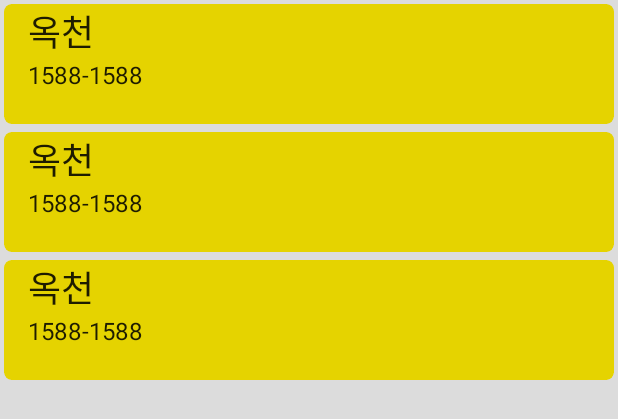
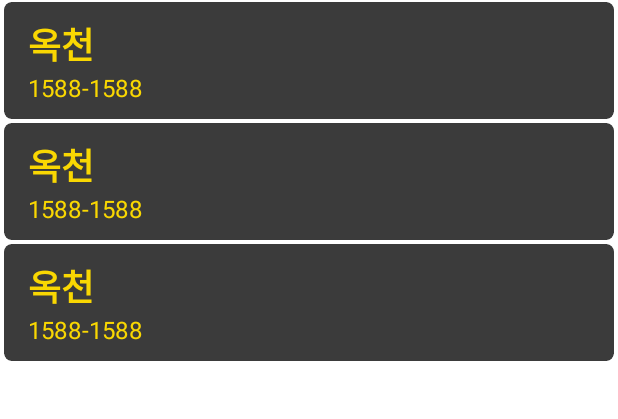
Before and after one commit to ovso/Drive, an Android app: the layout fragment_phone.xml on its own in the app's theme, with its tools: preview values and no code run, on a phone screen of 412 x 824 dp. Shown: the top 419 px of the screen. Run offline under Robolectric (Android 15) with nearby library versions, the phone set to English and light mode, and no system bars.

Commit message:
Apply color

```diff
--- a/app/src/main/AndroidManifest.xml
+++ b/app/src/main/AndroidManifest.xml
@@ -22,7 +22,6 @@
         android:theme="@style/AppTheme.NoActionBar">
       <intent-filter>
         <action android:name="android.intent.action.MAIN"/>
-
         <category android:name="android.intent.category.LAUNCHER"/>
       </intent-filter>
     </activity>
--- a/app/src/main/java/io/github/ovso/drive/f_phone/adapter/PhoneAdapter.java
+++ b/app/src/main/java/io/github/ovso/drive/f_phone/adapter/PhoneAdapter.java
@@ -63,7 +63,6 @@ public class PhoneAdapter extends BaseRecyclerAdapter
 
       holder.titleTextview.setText(item.getPlace_name());
       holder.phoneTextView.setText(item.getPhone());
-      holder.cateNameTextView.setText(item.getCategory_name());
       compositeDisposable.add(RxView.clicks(holder.itemView)
           .throttleFirst(1, TimeUnit.SECONDS, AndroidSchedulers.mainThread())
           .observeOn(AndroidSchedulers.mainThread())
--- a/app/src/main/java/io/github/ovso/drive/f_phone/adapter/PhoneViewHolder.java
+++ b/app/src/main/java/io/github/ovso/drive/f_phone/adapter/PhoneViewHolder.java
@@ -14,7 +14,6 @@ public class PhoneViewHolder extends BaseRecyclerAdapter.BaseViewHolder {
 
   @BindView(R.id.title_textview) TextView titleTextview;
   @BindView(R.id.phone_textview) TextView phoneTextView;
-  @BindView(R.id.category_name_textview) TextView cateNameTextView;
 
   public PhoneViewHolder(View itemView) {
     super(itemView);
--- a/app/src/main/java/io/github/ovso/drive/main/MainPresenter.java
+++ b/app/src/main/java/io/github/ovso/drive/main/MainPresenter.java
@@ -29,8 +29,6 @@ public interface MainPresenter {
 
     void showPhoneFragment();
 
-    void showAcupoints();
-
     void showLicensesDialog(Notices notices);
 
     void showMessage(@StringRes int resId);
@@ -45,6 +43,5 @@ public interface MainPresenter {
 
     void showRecentFragment();
 
-    void showTitle(@StringRes int resId);
   }
 }
--- a/app/src/main/java/io/github/ovso/drive/main/MainPresenterImpl.java
+++ b/app/src/main/java/io/github/ovso/drive/main/MainPresenterImpl.java
@@ -20,9 +20,8 @@ public class MainPresenterImpl implements MainPresenter {
   }
 
   @Override public void onCreate(Bundle savedInstanceState) {
+    view.showPhoneFragment();
     view.setListener();
-    view.showPhoneFragment();
-    view.showTitle(R.string.app_name);
     //view.showAd();
   }
 
--- a/app/src/main/res/layout/fragment_phone.xml
+++ b/app/src/main/res/layout/fragment_phone.xml
@@ -15,7 +15,7 @@
       android:layout_width="match_parent"
       android:layout_height="match_parent"
       tools:listitem="@layout/fragment_phone_item"
-      android:background="@color/ripple_material_light"
+      android:background="@android:color/white"
       />
   <ProgressBar
       android:id="@id/progress_bar"
--- a/app/src/main/res/layout/fragment_phone_item.xml
+++ b/app/src/main/res/layout/fragment_phone_item.xml
@@ -6,11 +6,11 @@
     android:id="@id/cardview"
     android:layout_width="match_parent"
     android:layout_height="wrap_content"
-    android:layout_marginBottom="2.5dp"
+    android:layout_marginBottom="1dp"
     android:layout_marginLeft="2.5dp"
     android:layout_marginRight="2.5dp"
-    android:layout_marginTop="2.5dp"
-    app:cardBackgroundColor="@color/colorLight"
+    android:layout_marginTop="1dp"
+    app:cardBackgroundColor="@color/default_background"
     app:cardCornerRadius="5dp"
     app:cardElevation="0dp"
     >
@@ -22,6 +22,8 @@
       android:gravity="center_vertical"
       android:orientation="vertical"
       android:paddingLeft="@dimen/dp_16"
+      android:layout_marginTop="@dimen/dp_10"
+      android:layout_marginBottom="@dimen/dp_10"
       >
     <TextView
         android:id="@id/title_textview"
@@ -31,6 +33,8 @@
         android:gravity="left|center_vertical"
         android:lines="1"
         android:textAppearance="@style/TextAppearance.AppCompat.Headline"
+        android:textColor="@color/font_color"
+        android:textStyle="bold"
         tools:text="옥천"
         />
     <TextView
@@ -41,17 +45,8 @@
         android:gravity="left|center_vertical"
         android:lines="1"
         android:textAppearance="@style/TextAppearance.AppCompat.Subhead"
+        android:textColor="@color/font_color"
         tools:text="1588-1588"
-        />
-    <TextView
-        android:id="@id/category_name_textview"
-        android:layout_width="match_parent"
-        android:layout_height="wrap_content"
-        android:ellipsize="end"
-        android:gravity="left|center_vertical"
-        android:lines="1"
-        android:textAppearance="@style/TextAppearance.AppCompat.Subhead"
-        tools:text="업종 > 서비스업 > 대리운전"
         />
   </LinearLayout>
 </android.support.v7.widget.CardView>
--- a/app/src/main/res/values/colors.xml
+++ b/app/src/main/res/values/colors.xml
@@ -1,15 +1,12 @@
 <?xml version="1.0" encoding="utf-8"?>
 <resources>
-  <color name="colorPrimary">#ffcf09</color>
-  <color name="colorPrimaryDark">#856e1b</color>
-  <color name="colorAccent">#FF4081</color>
-  <color name="colorLight">#e5d300</color>
-<!--
-  <color name="colorPrimary">#212121</color>
-  <color name="colorPrimaryDark">#212121</color>
+  <color name="colorPrimary">#292929</color>
+  <color name="colorPrimaryDark">#3b3b3b</color>
   <color name="colorAccent">#FF4081</color>
   <color name="colorLight">#F5F5F5</color>
--->
+  <color name="font_color">#f9d702</color>
+  <color name="default_background">#3b3b3b</color>
+  <color name="default_background_dart">#292929</color>
 
   <color name="color_50">#FAFAFA</color>
   <color name="color_100">#F5F5F5</color>
--- a/app/src/main/res/values/dimens.xml
+++ b/app/src/main/res/values/dimens.xml
@@ -8,4 +8,5 @@
   <dimen name="dp_16">16dp</dimen>
   <dimen name="dp_30">30dp</dimen>
   <dimen name="dp_36">36dp</dimen>
+  <dimen name="dp_10">10dp</dimen>
 </resources>
--- a/app/src/main/res/values/strings.xml
+++ b/app/src/main/res/values/strings.xml
@@ -1,5 +1,5 @@
 <resources>
-  <string name="app_name">Drive</string>
+  <string name="app_name">대리운전 전화번호</string>
 
   <string name="navigation_drawer_open">Open navigation drawer</string>
   <string name="navigation_drawer_close">Close navigation drawer</string>
```
Also changed, not shown: app/src/main/java/io/github/ovso/drive/main/MainActivity.java (+0 -8 lines), app/src/main/res/layout/app_bar_main.xml (+6 -9 lines), app/src/main/res/values/kakao_colors.xml (deleted, +0 -114 lines).
